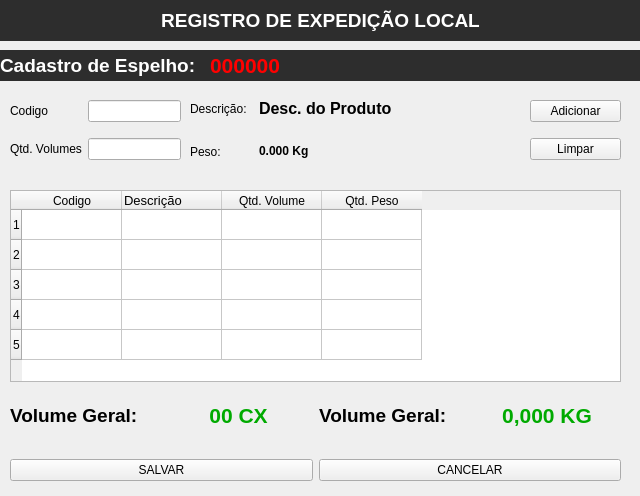
Before: the Qt Designer form tela_cadastro.ui in siqueiradias/Expedicao_local, drawn with Qt 5.
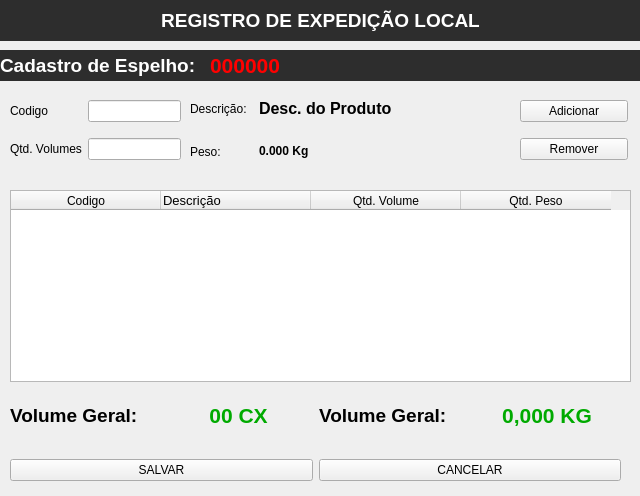
After: the same form once the commit is applied.

Patch:
```diff
--- a/tela_cadastro.ui
+++ b/tela_cadastro.ui
@@ -101,9 +101,9 @@
    <widget class="QWidget" name="verticalLayoutWidget_2">
     <property name="geometry">
      <rect>
-      <x>530</x>
+      <x>520</x>
       <y>90</y>
-      <width>91</width>
+      <width>108</width>
       <height>80</height>
      </rect>
     </property>
@@ -124,7 +124,7 @@
         <string notr="true">font: 12pt &quot;MS Shell Dlg 2&quot;;</string>
        </property>
        <property name="text">
-        <string>Limpar</string>
+        <string>Remover</string>
        </property>
       </widget>
      </item>
@@ -135,35 +135,16 @@
      <rect>
       <x>10</x>
       <y>190</y>
-      <width>611</width>
+      <width>621</width>
       <height>192</height>
      </rect>
     </property>
-    <row>
-     <property name="text">
-      <string>1</string>
-     </property>
-    </row>
-    <row>
-     <property name="text">
-      <string>2</string>
-     </property>
-    </row>
-    <row>
-     <property name="text">
-      <string>3</string>
-     </property>
-    </row>
-    <row>
-     <property name="text">
-      <string>4</string>
-     </property>
-    </row>
-    <row>
-     <property name="text">
-      <string>5</string>
-     </property>
-    </row>
+    <property name="editTriggers">
+     <set>QAbstractItemView::SelectedClicked</set>
+    </property>
+    <attribute name="horizontalHeaderDefaultSectionSize">
+     <number>150</number>
+    </attribute>
     <column>
      <property name="text">
       <string>Codigo</string>
@@ -193,26 +174,6 @@
       <string>Qtd. Peso</string>
      </property>
     </column>
-    <item row="0" column="0">
-     <property name="text">
-      <string/>
-     </property>
-    </item>
-    <item row="0" column="1">
-     <property name="text">
-      <string/>
-     </property>
-    </item>
-    <item row="0" column="2">
-     <property name="text">
-      <string/>
-     </property>
-    </item>
-    <item row="0" column="3">
-     <property name="text">
-      <string/>
-     </property>
-    </item>
    </widget>
    <widget class="QLabel" name="lbl_espelho">
     <property name="geometry">
```
Left out of the diff: 2 changed lines with no effect on the pictures.
